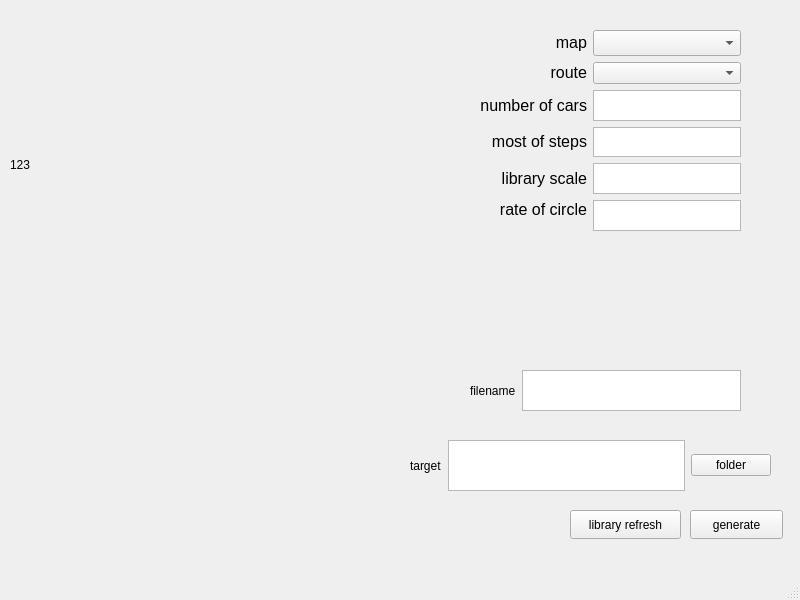
Before: the Qt Designer form untitled/mainwindow.ui in houyuyan1998/XmlCreator-for-veins, drawn with Qt 5.
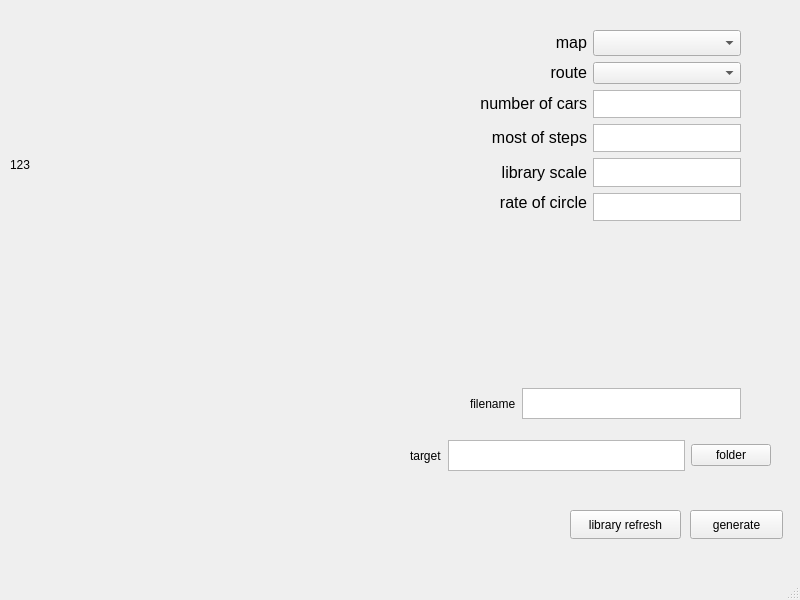
After: the same form once the commit is applied.

Patch:
```diff
--- a/untitled/mainwindow.ui
+++ b/untitled/mainwindow.ui
@@ -33,7 +33,7 @@
       <x>480</x>
       <y>30</y>
       <width>261</width>
-      <height>201</height>
+      <height>191</height>
      </rect>
     </property>
     <layout class="QGridLayout" name="gridLayout">
@@ -142,7 +142,7 @@
      <rect>
       <x>10</x>
       <y>30</y>
-      <width>480</width>
+      <width>471</width>
       <height>270</height>
      </rect>
     </property>
@@ -156,7 +156,7 @@
       <x>410</x>
       <y>440</y>
       <width>361</width>
-      <height>51</height>
+      <height>31</height>
      </rect>
     </property>
     <layout class="QHBoxLayout" name="horizontalLayout">
@@ -196,9 +196,9 @@
     <property name="geometry">
      <rect>
       <x>470</x>
-      <y>370</y>
+      <y>388</y>
       <width>271</width>
-      <height>41</height>
+      <height>31</height>
      </rect>
     </property>
     <layout class="QHBoxLayout" name="horizontalLayout_2">
```
